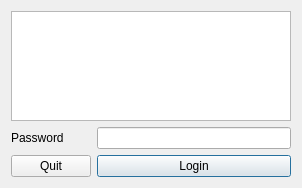
Old version of the form LoginDialog.ui in the repository InvictusInnovations/keyhotee.
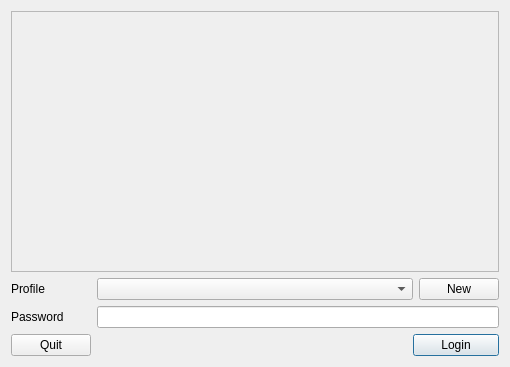
New version of the form.

Commit message: Update Login GUI and stub for new Identity dialog

The edit to the form file:
```diff
--- a/LoginDialog.ui
+++ b/LoginDialog.ui
@@ -6,32 +6,56 @@
    <rect>
     <x>0</x>
     <y>0</y>
-    <width>302</width>
-    <height>188</height>
+    <width>510</width>
+    <height>367</height>
    </rect>
   </property>
   <property name="windowTitle">
    <string>Keyhotee Login</string>
   </property>
   <layout class="QGridLayout" name="gridLayout">
-   <item row="0" column="0" colspan="2">
-    <widget class="QGraphicsView" name="graphicsView"/>
+   <item row="0" column="0" colspan="4">
+    <widget class="QFrame" name="frame">
+     <property name="frameShape">
+      <enum>QFrame::StyledPanel</enum>
+     </property>
+     <property name="frameShadow">
+      <enum>QFrame::Raised</enum>
+     </property>
+    </widget>
    </item>
    <item row="1" column="0">
+    <widget class="QLabel" name="label_3">
+     <property name="text">
+      <string>Profile</string>
+     </property>
+    </widget>
+   </item>
+   <item row="1" column="1" colspan="2">
+    <widget class="QComboBox" name="profileSelection"/>
+   </item>
+   <item row="1" column="3">
+    <widget class="QPushButton" name="newProfile">
+     <property name="text">
+      <string>New</string>
+     </property>
+    </widget>
+   </item>
+   <item row="2" column="0">
     <widget class="QLabel" name="label_2">
      <property name="text">
       <string>Password</string>
      </property>
     </widget>
    </item>
-   <item row="1" column="1">
+   <item row="2" column="1" colspan="3">
     <widget class="QLineEdit" name="password">
      <property name="echoMode">
       <enum>QLineEdit::Password</enum>
      </property>
     </widget>
    </item>
-   <item row="2" column="0">
+   <item row="3" column="0">
     <widget class="QPushButton" name="quit">
      <property name="text">
       <string>Quit</string>
@@ -44,7 +68,20 @@
      </property>
     </widget>
    </item>
-   <item row="2" column="1">
+   <item row="3" column="1">
+    <spacer name="horizontalSpacer">
+     <property name="orientation">
+      <enum>Qt::Horizontal</enum>
+     </property>
+     <property name="sizeHint" stdset="0">
+      <size>
+       <width>324</width>
+       <height>20</height>
+      </size>
+     </property>
+    </spacer>
+   </item>
+   <item row="3" column="2" colspan="2">
     <widget class="QPushButton" name="login">
      <property name="text">
       <string>Login</string>
```
The commit also changes 5 other files.
